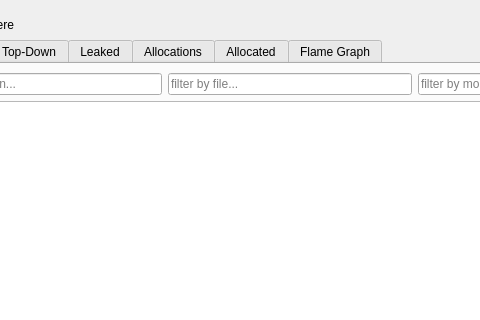
KDE/heaptrack, file gui/mainwindow.ui: the form before one commit; both pictures show x 110 to 590 and y 0 to 320 of the 800 by 600 pixel window.
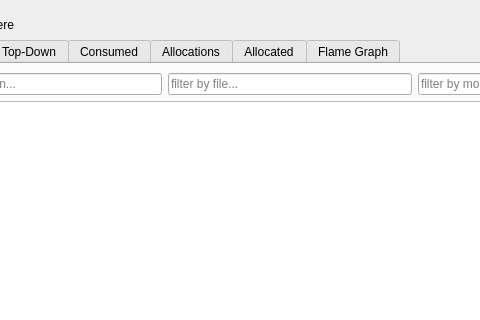
The form after the commit. The open tabs and pages were chosen to show the change. Custom widgets are drawn as their Qt base class.

Commit message: Cleanup and rename leaked in gui to consumed.

```diff
--- a/gui/mainwindow.ui
+++ b/gui/mainwindow.ui
@@ -224,7 +224,7 @@
           </widget>
           <widget class="ChartWidget" name="leakedTab">
            <attribute name="title">
-            <string>Leaked</string>
+            <string>Consumed</string>
            </attribute>
           </widget>
           <widget class="ChartWidget" name="allocationsTab">
```
Left out of the diff: 2 changed lines with no effect on the pictures. The commit also changes 7 other files.
